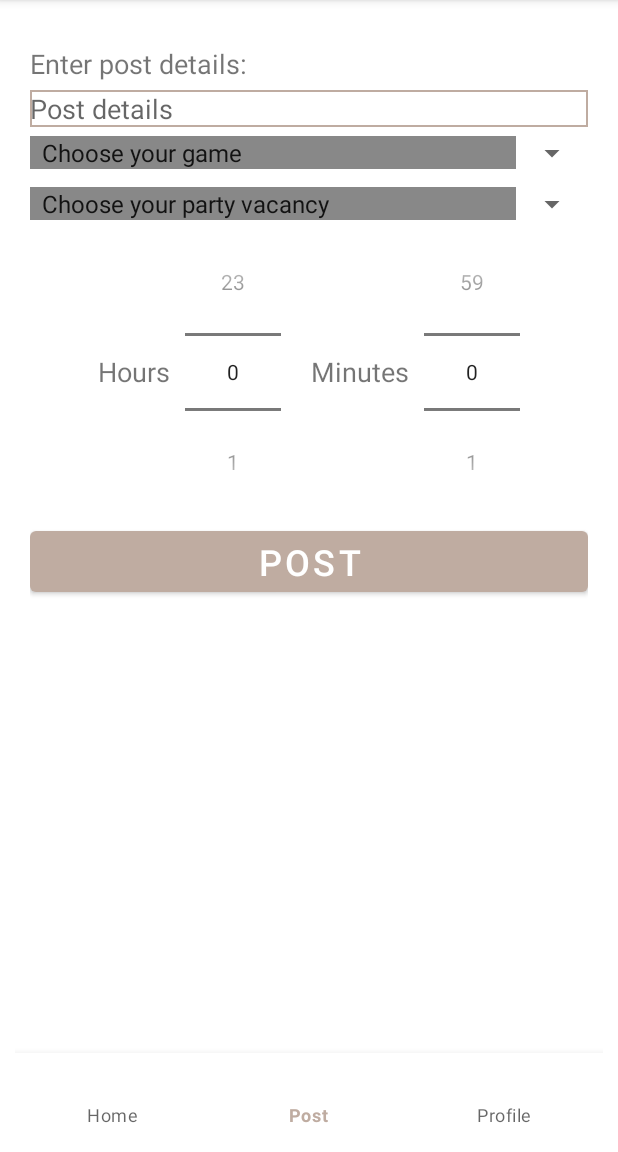
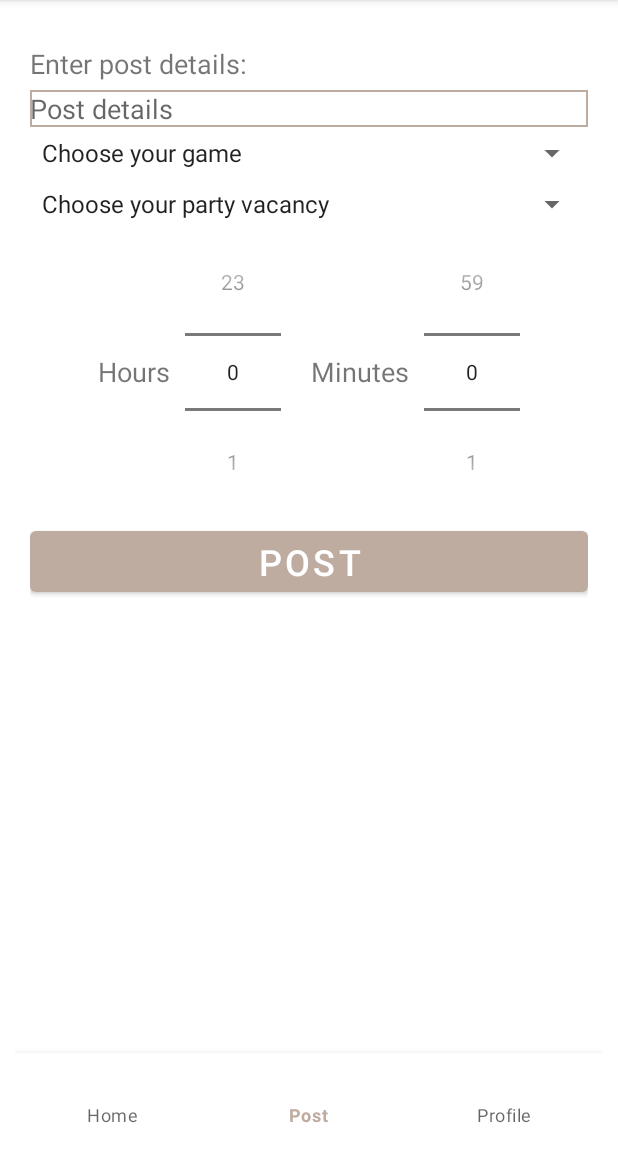
Before and after one commit to RaccoonFrens/LFGG, an Android app: the MainActivity screen opened directly, with no data from a screen before it, item 2 of the bottom bar chosen, on a phone screen of 412 x 824 dp, the part 84-1236 px from its top. Run offline under Robolectric (Android 15) with nearby library versions, the phone set to English and light mode, and no system bars; our stand-ins replace Firebase (no records; nobody signed in at launch, a user with empty details on screens opened directly).

Commit message:
eliminated constant  recreation of fragments; watch out for data loading bugs

```diff
--- a/frontend/LFG/app/src/main/java/com/example/lfg/MainActivity.java
+++ b/frontend/LFG/app/src/main/java/com/example/lfg/MainActivity.java
@@ -29,7 +29,11 @@ import com.google.firebase.database.ValueEventListener;
 import java.util.Map;
 
 public class MainActivity extends AppCompatActivity {
-    final FragmentManager fragmentManager = getSupportFragmentManager();
+    public final FragmentManager fragmentManager = getSupportFragmentManager();
+    public final Fragment homeFragment = new HomeFragment();
+    public final Fragment composeFragment = new ComposeFragment();
+    public final Fragment profileFragment  = new ProfileFragment();
+    public Fragment active = homeFragment;
     private BottomNavigationView bottomNavigationView;
     SharedPreferences prefs;
     SharedPreferences.Editor edit;
@@ -39,6 +43,10 @@ public class MainActivity extends AppCompatActivity {
         super.onCreate(savedInstanceState);
         setContentView(R.layout.activity_main);
         bottomNavigationView = findViewById(R.id.bottomNavigationView);
+
+        fragmentManager.beginTransaction().add(R.id.flContainer, profileFragment, "profileFragment").hide(profileFragment).commit();
+        fragmentManager.beginTransaction().add(R.id.flContainer, composeFragment, "composeFragment").hide(composeFragment).commit();
+        fragmentManager.beginTransaction().add(R.id.flContainer,homeFragment, "homeFragment").commit();
 
         prefs = getSharedPreferences("data", MODE_PRIVATE);
         edit = prefs.edit();
@@ -50,17 +58,20 @@ public class MainActivity extends AppCompatActivity {
                 Fragment fragment;
                 switch(item.getItemId()){
                     case R.id.post:
-                        fragment = new ComposeFragment();
+                        fragmentManager.beginTransaction().hide(active).show(composeFragment).commit();
+                        active = composeFragment;
                         break;
                     case R.id.home:
-                        fragment = new HomeFragment();
+                        fragmentManager.beginTransaction().hide(active).show(homeFragment).commit();
+                        active = homeFragment;
                         break;
                     case R.id.profile:
                     default:
-                        fragment = new ProfileFragment();
+                        fragmentManager.beginTransaction().hide(active).show(profileFragment).commit();
+                        active = profileFragment;
                         break;
                 }
-                fragmentManager.beginTransaction().replace(R.id.flContainer, fragment).commit();
+                //fragmentManager.beginTransaction().replace(R.id.flContainer, fragment).commit();
                 return true;
             }
         });
--- a/frontend/LFG/app/src/main/java/com/example/lfg/fragments/ComposeFragment.java
+++ b/frontend/LFG/app/src/main/java/com/example/lfg/fragments/ComposeFragment.java
@@ -20,6 +20,7 @@ import android.widget.NumberPicker;
 import android.widget.Spinner;
 import android.widget.Toast;
 
+import com.example.lfg.MainActivity;
 import com.example.lfg.R;
 import com.example.lfg.models.Post;
 import com.example.lfg.models.User;
@@ -118,8 +119,12 @@ public class ComposeFragment extends Fragment {
     }
 
     private void openHomeActivity() {
-        final FragmentManager fragmentManager = getActivity().getSupportFragmentManager();
-        fragmentManager.beginTransaction().replace(R.id.flContainer, new HomeFragment()).commit();
+        //final FragmentManager fragmentManager = getActivity().getSupportFragmentManager();
+       // fragmentManager.beginTransaction().replace(R.id.flContainer, new HomeFragment()).commit();
+
+        MainActivity m = (MainActivity) getActivity();
+        m.fragmentManager.beginTransaction().hide(m.active).show(m.homeFragment).commit();
+        m.active = m.homeFragment;
     }
 
     private void setSpinnerListeners() {
@@ -127,7 +132,7 @@ public class ComposeFragment extends Fragment {
             @Override
             public void onItemSelected(AdapterView<?> adapterView, View view, int i, long l) {
                 if(i == 0){
-                    view.setBackgroundColor(Color.GRAY);
+                   //view.setBackgroundColor(Color.GRAY);
                     return;
                 }
                 //TODO: change background color according to game selected?
@@ -144,7 +149,7 @@ public class ComposeFragment extends Fragment {
             @Override
             public void onItemSelected(AdapterView<?> adapterView, View view, int i, long l) {
                 if(i == 0){
-                    view.setBackgroundColor(Color.GRAY);
+                    //view.setBackgroundColor(Color.GRAY);
                     return;
                 }
             }
--- a/frontend/LFG/app/src/main/java/com/example/lfg/fragments/EditFragment.java
+++ b/frontend/LFG/app/src/main/java/com/example/lfg/fragments/EditFragment.java
@@ -130,7 +130,7 @@ public class EditFragment extends Fragment {
 
     private void openHome() {
         final FragmentManager fragmentManager = getActivity().getSupportFragmentManager();
-        fragmentManager.beginTransaction().replace(R.id.flContainer, new HomeFragment()).commit();
+        fragmentManager.popBackStack("home", FragmentManager.POP_BACK_STACK_INCLUSIVE);
     }
 
     private void setSpinnerListeners() {
```
